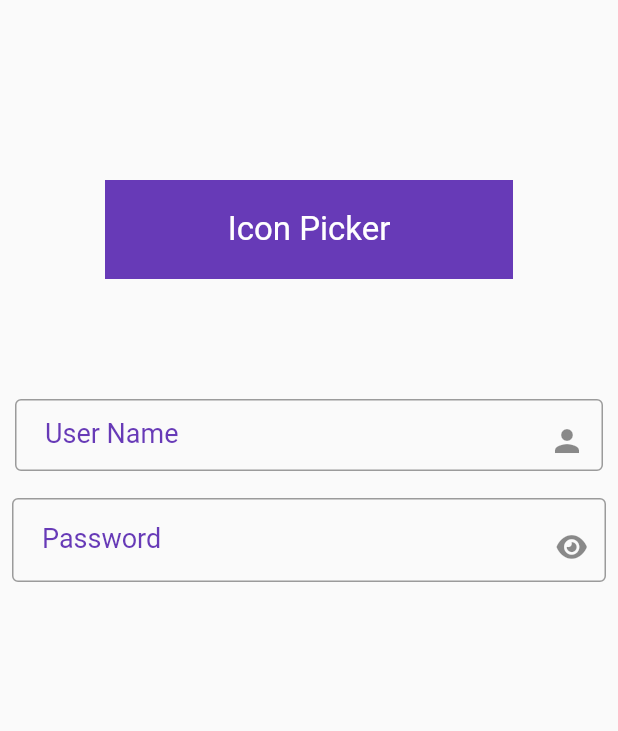
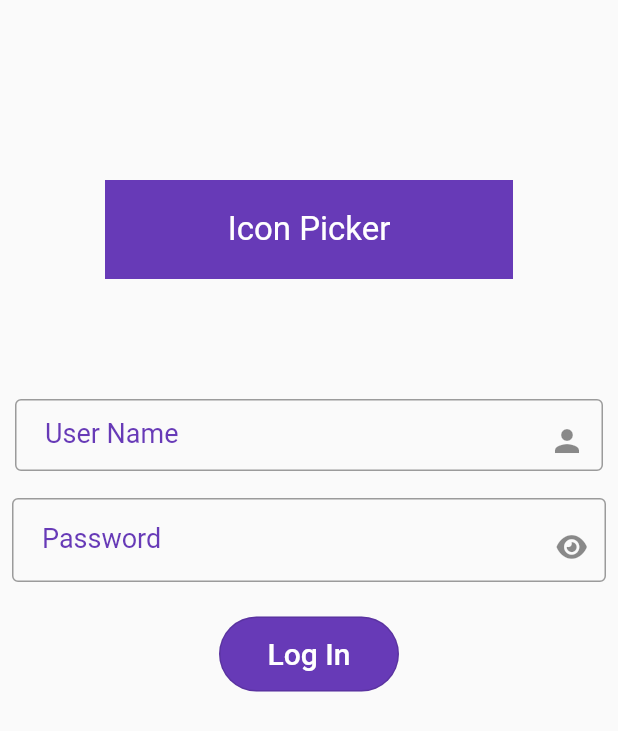
Before and after one commit to sina-778/icon_picker, a Flutter app: the screen it shows after launch, on a phone screen of 412 x 824 dp. Shown: the top 731 px of the screen. Run offline on Flutter 3.47's test engine with Material 2 defaults, Android fonts, the phone set to English and light mode, and no system bars; our stand-ins replace font_awesome_flutter.

Commit message:
login page complete without functionality

```diff
--- a/lib/login_page.dart
+++ b/lib/login_page.dart
@@ -159,10 +159,62 @@ class _LoginState extends State<Login> {
                     ),
                   ),
                 ),
-              )
+              ),
+
+              Padding(
+                padding: const EdgeInsets.all(15.0),
+                child: SizedBox(
+                  height: 50,
+                  width: 120,
+                  child: OutlinedButton(
+                    onPressed: null,
+
+                    style: ButtonStyle(
+                      padding: MaterialStateProperty.all(EdgeInsets.only(left: 10,right: 10)) ,
+
+                      shape: MaterialStateProperty.all(RoundedRectangleBorder(borderRadius: BorderRadius.circular(40.0))),
+                      backgroundColor: MaterialStateProperty.all(Colors.deepPurple) ,
+                    ),
+                    child: const Text("Log In",
+                      style: TextStyle(
+                        color: Colors.white,
+                        fontSize: 20
+                      ),
+                    ),
+                  ),
+                ),
+              ),
+
+              // Container(
+              //   color: Colors.deepPurple,
+              //
+              //   // child: FlatButton(
+              //   //     shape: RoundedRectangleBorder(
+              //   //       borderRadius: BorderRadius.circular(20)
+              //   //     ),
+              //   //     onPressed: () async {
+              //   //
+              //   //     },
+              //   //     child: Text(
+              //   //       "Log In",
+              //   //       style: TextStyle(
+              //   //         color: Colors.white,
+              //   //         fontSize: 18,
+              //   //       ),
+              //   //       textAlign: TextAlign.center,
+              //   //     )),
+              //   child: OutlinedButton(
+              //     onPressed: null,
+              //     style: ButtonStyle(
+              //       shape: MaterialStateProperty.all(RoundedRectangleBorder(borderRadius: BorderRadius.circular(30.0))),
+              //     ),
+              //     child: const Text("Log In"),
+              //   ),
+              // )
 
 
             ],
+
           ),
         ),
       ),
```
Also changed, not shown: lib/homepage.dart (added, +17 -0 lines).
